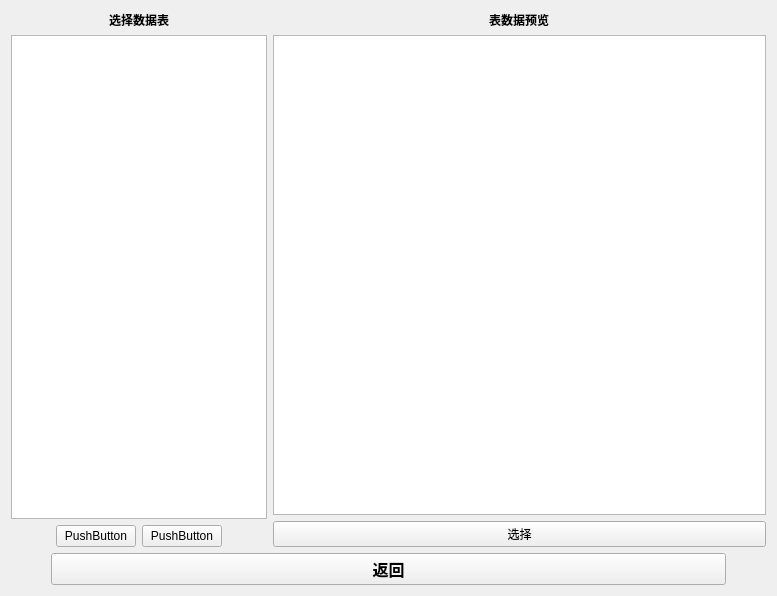
Qt form views/UI_DbsTableSelect.ui (kingry1/GraduationProject-Data-Visualization-System) before a commit.
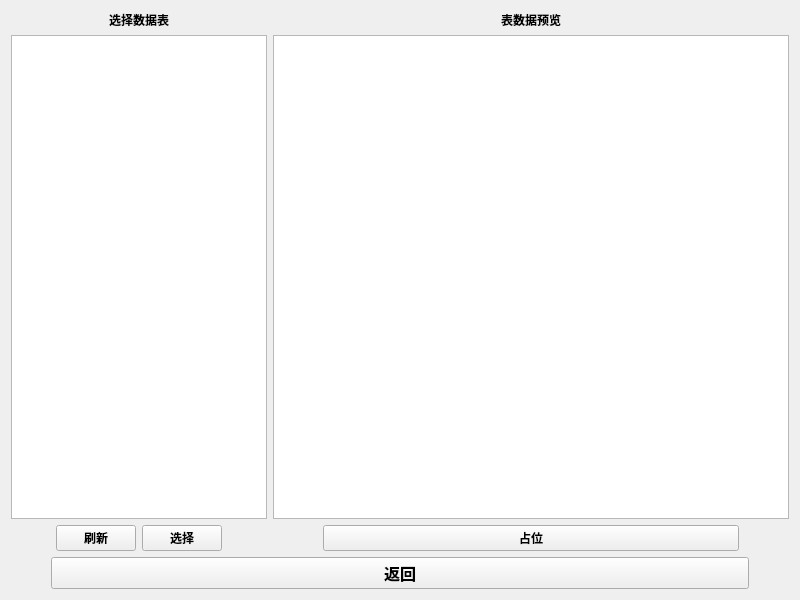
The same form after that commit.

Commit message: Change get_tables to a thread

What changed in the file:
```diff
--- a/views/UI_DbsTableSelect.ui
+++ b/views/UI_DbsTableSelect.ui
@@ -6,8 +6,8 @@
    <rect>
     <x>0</x>
     <y>0</y>
-    <width>777</width>
-    <height>596</height>
+    <width>800</width>
+    <height>600</height>
    </rect>
   </property>
   <property name="windowTitle">
@@ -53,16 +53,30 @@
             </spacer>
            </item>
            <item>
-            <widget class="QPushButton" name="pushButton_4">
+            <widget class="QPushButton" name="refreshButton">
+             <property name="font">
+              <font>
+               <family>微软雅黑</family>
+               <weight>75</weight>
+               <bold>true</bold>
+              </font>
+             </property>
              <property name="text">
-              <string>PushButton</string>
+              <string>刷新</string>
              </property>
             </widget>
            </item>
            <item>
-            <widget class="QPushButton" name="pushButton_2">
+            <widget class="QPushButton" name="chooseButton">
+             <property name="font">
+              <font>
+               <family>微软雅黑</family>
+               <weight>75</weight>
+               <bold>true</bold>
+              </font>
+             </property>
              <property name="text">
-              <string>PushButton</string>
+              <string>选择</string>
              </property>
             </widget>
            </item>
@@ -103,11 +117,54 @@
           <widget class="QTableWidget" name="tableWidget"/>
          </item>
          <item>
-          <widget class="QPushButton" name="pushButton_3">
-           <property name="text">
-            <string>选择</string>
-           </property>
-          </widget>
+          <layout class="QHBoxLayout" name="horizontalLayout_4">
+           <item>
+            <spacer name="horizontalSpacer_5">
+             <property name="orientation">
+              <enum>Qt::Horizontal</enum>
+             </property>
+             <property name="sizeType">
+              <enum>QSizePolicy::Maximum</enum>
+             </property>
+             <property name="sizeHint" stdset="0">
+              <size>
+               <width>50</width>
+               <height>20</height>
+              </size>
+             </property>
+            </spacer>
+           </item>
+           <item>
+            <widget class="QPushButton" name="pushButton_2">
+             <property name="font">
+              <font>
+               <family>微软雅黑</family>
+               <weight>75</weight>
+               <bold>true</bold>
+              </font>
+             </property>
+             <property name="text">
+              <string>占位</string>
+             </property>
+            </widget>
+           </item>
+           <item>
+            <spacer name="horizontalSpacer_6">
+             <property name="orientation">
+              <enum>Qt::Horizontal</enum>
+             </property>
+             <property name="sizeType">
+              <enum>QSizePolicy::Maximum</enum>
+             </property>
+             <property name="sizeHint" stdset="0">
+              <size>
+               <width>50</width>
+               <height>20</height>
+              </size>
+             </property>
+            </spacer>
+           </item>
+          </layout>
          </item>
         </layout>
        </item>
```
Left out of the diff: 25 changed lines with no effect on the pictures. The commit also changes 6 other files.
